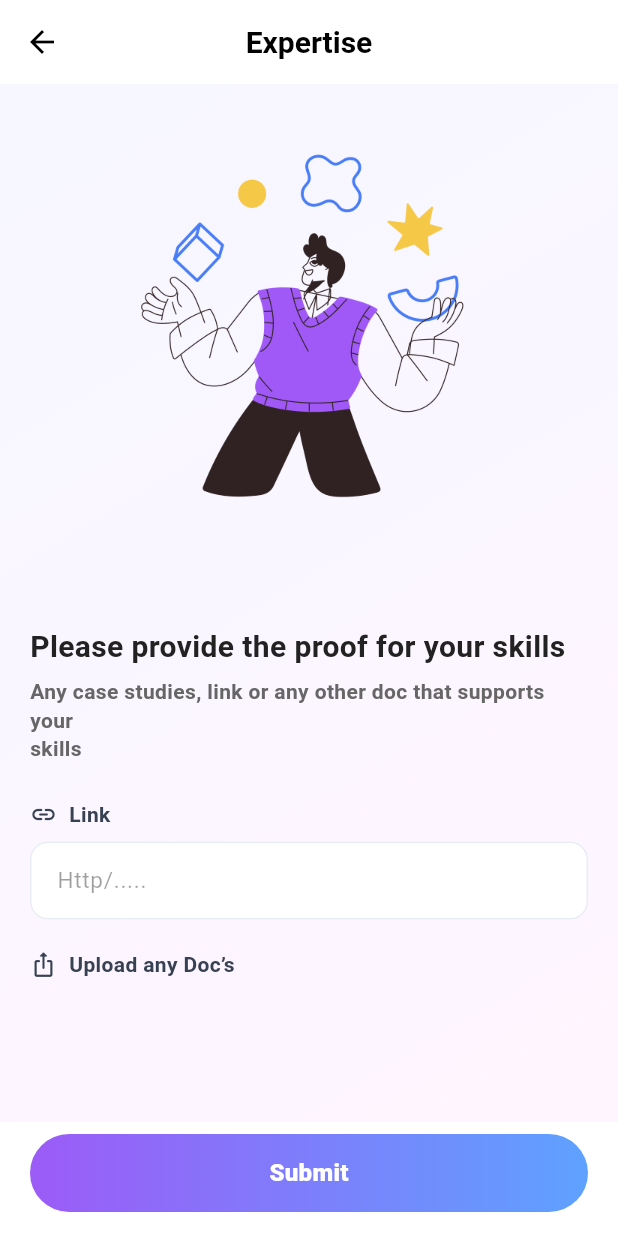
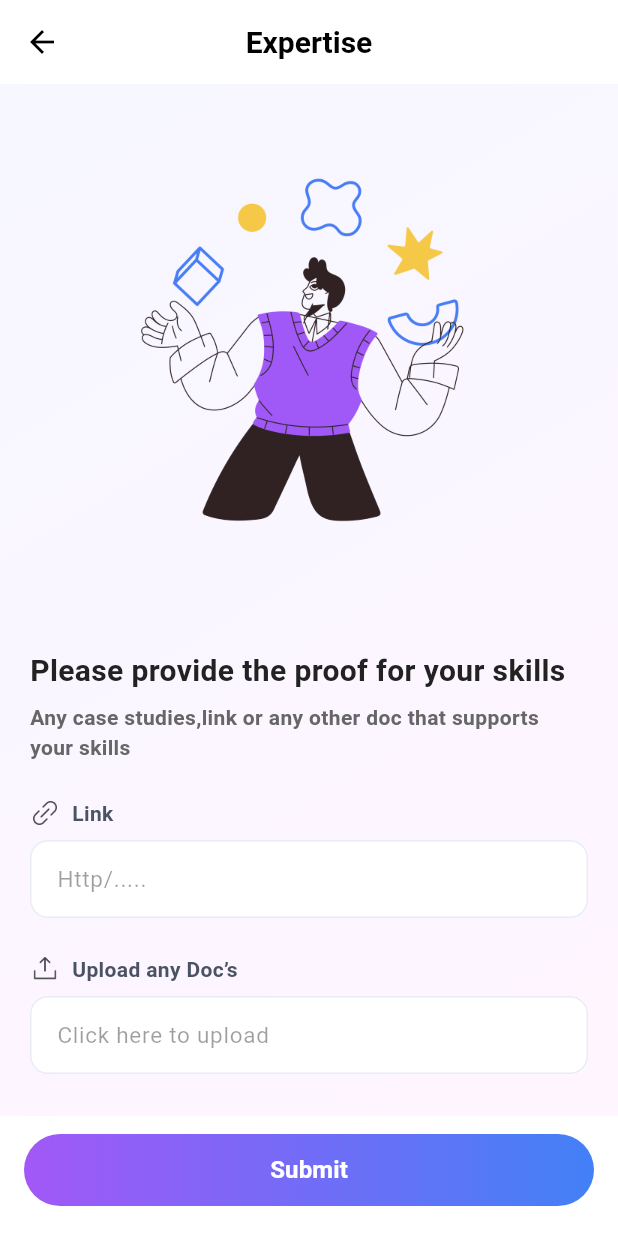
Before and after one commit to SaicharanGattu02/mentivisor, a Flutter app: the Expertiseaddlink screen opened directly, on a phone screen of 412 x 824 dp. Run offline on Flutter 3.47's test engine with Material 3 defaults, Android fonts, the phone set to English and light mode, and no system bars; our stand-ins replace animate_do, cached_network_image, carousel_slider, connectivity_plus, dio, dotted_border and 16 more; missing offline and left inert: flutter_pdfview, razorpay_flutter; accounts and stored records are empty; network calls fail; Roboto replaces fonts that are missing (segeo); project files that could hold a hidden picture were left out.

Commit message:
code commit by viswa 2-09-2025 time 12:39 PM

```diff
--- a/lib/Mentee/presentation/MenteeHomeScreens.dart
+++ b/lib/Mentee/presentation/MenteeHomeScreens.dart
@@ -110,6 +110,7 @@ class _MenteeHomeScreenState extends State<MenteeHomeScreen> {
               AuthService.saveCoins(coins);
               AppState.updateCoins(menteeProfile?.user?.availabilityCoins ?? 0);
               return Scaffold(
+               drawerEnableOpenDragGesture: !isGuest,
                 key: _scaffoldKey,
                 appBar: AppBar(
                   backgroundColor: Colors.white,
@@ -204,7 +205,8 @@ class _MenteeHomeScreenState extends State<MenteeHomeScreen> {
                           width: 26,
                         ),
                         onPressed: () {
-                          context.push('/executiveservices');
+                          // context.push('/executiveservices');
+                          context.push('/mentor_dashboard');
                         },
                       ),
                     IconButton(
@@ -334,7 +336,7 @@ class _MenteeHomeScreenState extends State<MenteeHomeScreen> {
                                             '$coins',
                                             style: const TextStyle(
                                               fontSize: 14,
-                                              color: Color(0xff121212),
+                                              color: Color(0xff333333),
                                               fontFamily: 'segeo',
                                               fontWeight: FontWeight.bold,
                                             ),
--- a/lib/Mentee/presentation/Widgets/PostCard.dart
+++ b/lib/Mentee/presentation/Widgets/PostCard.dart
@@ -269,6 +269,7 @@ class _PostCardState extends State<PostCard>
                                 );
                               },
                             ),
+
                             const SizedBox(width: 12),
                             GestureDetector(
                               onTap: () {
@@ -361,6 +362,7 @@ class _PostCardState extends State<PostCard>
                                 ],
                               ),
                             ),
+
                             const SizedBox(width: 12),
                             GestureDetector(
                               onTap: () async {
--- a/lib/Mentor/data/Cubits/MentorDashboardCubit/mentor_dashboard_cubit.dart
+++ b/lib/Mentor/data/Cubits/MentorDashboardCubit/mentor_dashboard_cubit.dart
@@ -36,8 +36,8 @@ class MentorDashboardCubit extends Cubit<MentorDashBoardState> {
         getBannersRespModel = bannerState.getbannerModel;
       }
 
-      // 🔹 Sessions
-      await sessionCubit.getSessions("upcoming");
+
+      await sessionCubit.getSessions("mentor");
       final sessionState = sessionCubit.state;
       if (sessionState is SessionLoaded) {
         sessionsModel = sessionState.sessionsModel;
--- a/lib/Mentor/data/MentorRemoteDataSource.dart
+++ b/lib/Mentor/data/MentorRemoteDataSource.dart
@@ -176,7 +176,7 @@ class MentorRemoteDataSourceImpl implements MentorRemoteDataSource {
   Future<SessionsModel?> getSessions(String type) async {
     try {
       Response res = await ApiClient.get(
-        "${MentorEndpointsUrls.get_sessions}/${type}",
+        "${MentorEndpointsUrls.get_sessions}?role=${type}",
       );
       AppLogger.log('getSessions: ${res.data}');
       return SessionsModel.fromJson(res.data);
--- a/lib/Mentor/presentation/ExpertiseAddlink.dart
+++ b/lib/Mentor/presentation/ExpertiseAddlink.dart
@@ -3,6 +3,7 @@ import 'package:dotted_border/dotted_border.dart';
 import 'package:file_picker/file_picker.dart';
 import 'package:flutter/material.dart';
 import 'package:go_router/go_router.dart';
+import 'package:mentivisor/Components/CustomAppButton.dart';
 import 'package:mentivisor/Components/CutomAppBar.dart';
 
 class Expertiseaddlink extends StatefulWidget {
@@ -41,7 +42,7 @@ class _BecomeMentorDataState extends State<Expertiseaddlink> {
     final link = _linkController.text.trim();
     if (link.isEmpty && _selectedFile == null) {
       ScaffoldMessenger.of(context).showSnackBar(
-        const SnackBar(content: Text('Please enter a link or upload a document')),
+        const SnackBar(content: Text('Please enter a link or upload a document',style: TextStyle( fontFamily: "segeo",),)),
       );
       return;
     }
@@ -89,7 +90,7 @@ class _BecomeMentorDataState extends State<Expertiseaddlink> {
 
     return Scaffold(
       backgroundColor: Colors.white,
-      appBar:CustomAppBar1(title: "Expertise", actions: []),
+      appBar:CustomAppBar1(title: "Expertise", actions: [],),
       body: Container(
         decoration: const BoxDecoration(gradient: bg),
         child: SingleChildScrollView(
@@ -100,14 +101,14 @@ class _BecomeMentorDataState extends State<Expertiseaddlink> {
               crossAxisAlignment: CrossAxisAlignment.start,
               children: [
                 // Illustration
-                const SizedBox(height: 8),
+                const SizedBox(height: 24),
                 Center(
                   child: Image.asset(
 
                     'assets/images/expertiseslinkimg.png',
                     height: 329,
                     width: 329,
-                    fit: BoxFit.contain,
+                    fit: BoxFit.fill,
                   ),
                 ),
                 const SizedBox(height: 16),
@@ -118,15 +119,16 @@ class _BecomeMentorDataState extends State<Expertiseaddlink> {
                   style: TextStyle(
                     fontSize: 20,
                     fontWeight: FontWeight.w600,
-                    color: Color(0xFF222222),
+                    fontFamily: "segeo",
+                    color: Color(0xff222222),
                   ),
                 ),
                 const SizedBox(height: 6),
                 const Text(
-                  'Any case studies, link or any other doc that supports your\nskills',
+                  'Any case studies,link or any other doc that supports \nyour skills',
                   style: TextStyle(
                     fontSize: 14,
-                    height: 1.35,
+                    fontFamily: "segeo",
                     color: Color(0xFF666666), // grey-600
                     fontWeight: FontWeight.w600,
                   ),
@@ -135,15 +137,16 @@ class _BecomeMentorDataState extends State<Expertiseaddlink> {
 
                 // Link label
                 Row(
-                  children: const [
-                    Icon(Icons.link_rounded, size: 18, color: Color(0xFF374151)),
+                  children:  [
+                    Image.asset("assets/images/linksimple.png", width: 20,height: 20,),
                     SizedBox(width: 8),
                     Text(
                       'Link',
                       style: TextStyle(
                         fontSize: 14,
+                        fontFamily: "segeo",
                         fontWeight: FontWeight.w600,
-                        color: Color(0xFF374151),
+                        color: Color(0xFF374151).withOpacity(0.9),
                       ),
                     ),
                   ],
@@ -159,29 +162,42 @@ class _BecomeMentorDataState extends State<Expertiseaddlink> {
                   decoration: _inputDecoration('Http/.....'),
                 ),
 
-                const SizedBox(height: 20),
-
-                // Upload label
+                const SizedBox(height: 24),
                 Row(
-                  children: const [
-                    Icon(Icons.ios_share_rounded, size: 18, color: Color(0xFF374151)),
+                  children:  [
+                    Image.asset("assets/images/UploadSimple.png", width: 20,height: 20,),
                     SizedBox(width: 8),
                     Text(
                       "Upload any Doc’s",
+
                       style: TextStyle(
                         fontSize: 14,
+                        fontFamily: "segeo",
                         fontWeight: FontWeight.w600,
-                        color: Color(0xFF374151),
+                        color: Color(0xFF374151).withOpacity(0.9),
                       ),
                     ),
                   ],
                 ),
                 const SizedBox(height: 8),
 
+                // Link field
+                TextFormField(
+                  controller: _linkController,
+                  keyboardType: TextInputType.url,
+                  textInputAction: TextInputAction.done,
+                  cursorColor: const Color(0xFF121212),
+                  decoration: _inputDecoration('Click here to upload'),
+                ),
+
+                const SizedBox(height: 8),
+
+
 
 
                 const SizedBox(height: 100), // space for the sticky button
               ],
+
             ),
           ),
         ),
@@ -189,36 +205,11 @@ class _BecomeMentorDataState extends State<Expertiseaddlink> {
 
       // Sticky gradient "Submit" button
       bottomNavigationBar: SafeArea(
-        top: false,
-        child: Padding(
-          padding: const EdgeInsets.fromLTRB(20, 8, 20, 16),
-          child: SizedBox(
-            height: 52,
-            child: GestureDetector(
-              onTap: _submit,
-              child: Container(
-                decoration: BoxDecoration(
-                  gradient: const LinearGradient(
-                    colors: [Color(0xFF9C5BF7), Color(0xFF5EA2FF)],
-                    begin: Alignment.centerLeft,
-                    end: Alignment.centerRight,
-                  ),
-                  borderRadius: BorderRadius.circular(28),
-                ),
-                alignment: Alignment.center,
-                child: const Text(
-                  'Submit',
-                  style: TextStyle(
-                    color: Colors.white,
-                    fontWeight: FontWeight.w800,
-                    letterSpacing: .2,
-                    fontSize: 16,
-                  ),
-                ),
-              ),
-            ),
-          ),
-        ),
+    child: Padding(padding: EdgeInsetsGeometry.fromLTRB(16, 12, 16, 20),
+        child: CustomAppButton1( text: 'Submit', onPlusTap: (){ },),
+
+    ),
+
       ),
     );
   }
--- a/lib/app_routes/router.dart
+++ b/lib/app_routes/router.dart
@@ -4,6 +4,7 @@ import 'package:flutter/cupertino.dart';
 import 'package:flutter/material.dart';
 import 'package:go_router/go_router.dart';
 import 'package:mentivisor/Mentee/presentation/DownloadsScreen.dart';
+import 'package:mentivisor/Mentee/presentation/MenteeHomeScreens.dart';
 import 'package:mentivisor/Mentee/presentation/PdfViewerPage.dart';
 import 'package:mentivisor/Mentee/presentation/Widgets/CustomerServiceScreen.dart';
 import 'package:mentivisor/Mentee/presentation/authentication/AuthLandingScreen.dart';
@@ -79,6 +80,7 @@ final GoRouter appRouter = GoRouter(
       },
     ),
     GoRoute(
+      // path: '/',
       path: '/coinhistory',
       pageBuilder: (context, state) =>
           buildSlideTransitionPage(CoinHistoryScreen(), state),
@@ -512,6 +514,12 @@ final GoRouter appRouter = GoRouter(
         return buildSlideTransitionPage(Slotsbookingscreen(), state);
       },
     ),
+    GoRoute(
+      path: '/mentees_home',
+      pageBuilder: (context, state) {
+        return buildSlideTransitionPage(MenteeHomeScreen(), state);
+      },
+    ),
 
     GoRoute(
       path: '/mentees_Info',
@@ -519,8 +527,8 @@ final GoRouter appRouter = GoRouter(
         return buildSlideTransitionPage(Mentorinfoscreen(), state);
       },
     ),
-
     GoRoute(
+      // path: '/expertiseaddlink',
       path: '/slot_booking_screen',
       pageBuilder: (context, state) {
         return buildSlideTransitionPage(Slotsbookingscreen(), state);
@@ -537,6 +545,15 @@ final GoRouter appRouter = GoRouter(
         );
       },
     ),
+
+    // GoRoute(
+    //   path: '/',
+    //   pageBuilder: (context, state) {
+    //     return buildSlideTransitionPage(Sp(), state);
+    //   },
+    // ),
+
+
 
     GoRoute(
       path: '/pdf_viewer',
--- a/lib/core/network/mentor_endpoints.dart
+++ b/lib/core/network/mentor_endpoints.dart
@@ -4,7 +4,7 @@ class MentorEndpointsUrls {
 
   /// Mentor
   static const String get_banners = "${apiUrl}banners";
-  static const String get_sessions = "${userUrl}sessions";
+  static const String get_sessions = "${userUrl}sessions/upcoming";
   static const String mentor_profile = "${userUrl}mentor/profile";
   static const String mentor_profile_update = "${userUrl}mentor/profile/update";
   static const String feedback = "${userUrl}mentors/feedback-ui";
```
Also changed, not shown: lib/Mentor/presentation/CoinHistoryScreen.dart (+9 -7 lines), lib/Mentor/presentation/MentorDashBoard.dart (+25 -21 lines), assets/images/Radiocalenderimg.png (added), assets/images/UploadSimple.png (added), assets/images/linksimple.png (added).
